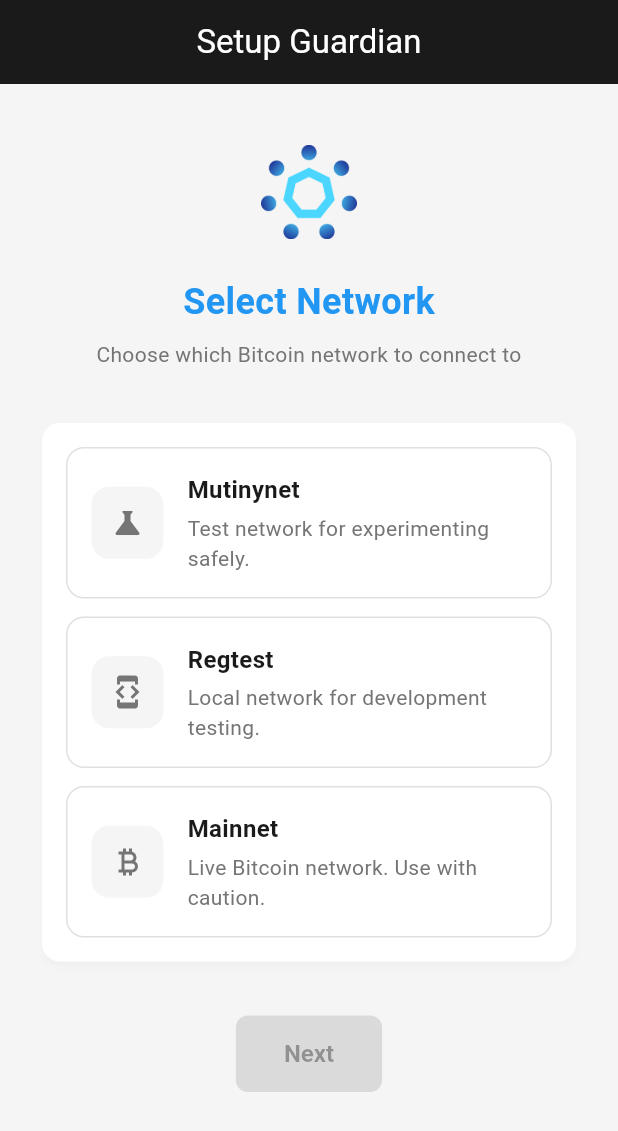
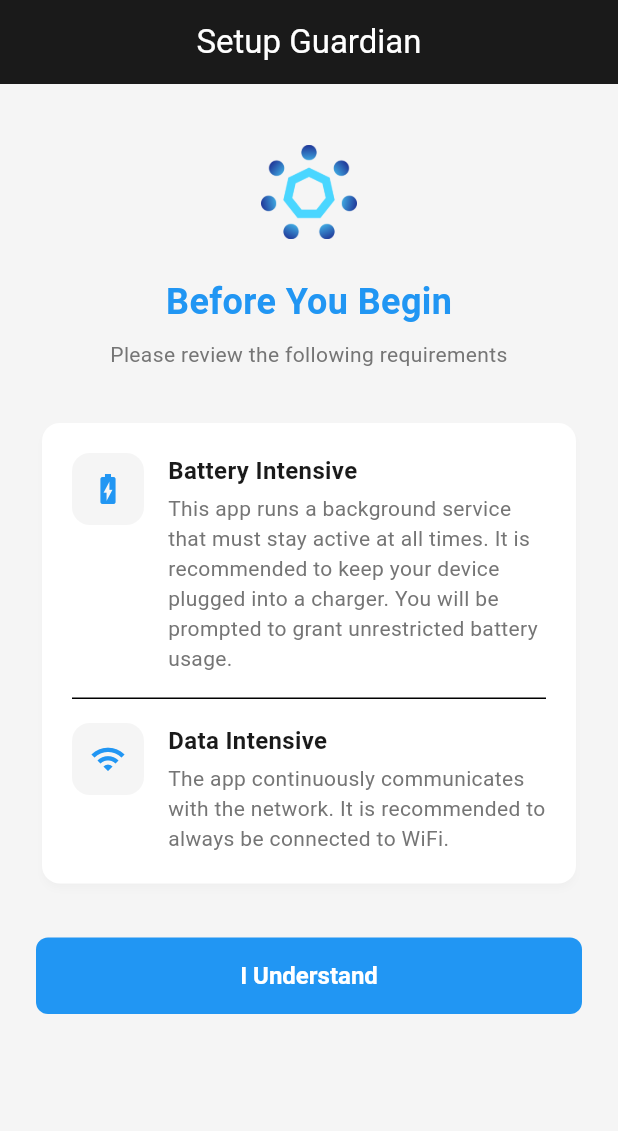
Before and after one commit to m1sterc001guy/fedimintd-mobile, a Flutter app: the screen it shows after launch, on a phone screen of 412 x 824 dp. Shown: the top 1131 px of the screen. Run offline on Flutter 3.47's test engine with Material 3 defaults, Android fonts, the phone set to English and light mode, and no system bars; our stand-ins replace permission_handler, webview_flutter; missing offline and left inert: dart:ffi, flutter_foreground_task, flutter_rust_bridge, mobile_scanner.

Commit message:
feat: add disclaimer screen

```diff
--- /dev/null
+++ b/lib/battery_disclaimer_screen.dart
@@ -0,0 +1,145 @@
+import 'package:fedimintd_mobile/main.dart';
+import 'package:fedimintd_mobile/onboarding.dart';
+import 'package:flutter/material.dart';
+import 'package:flutter_foreground_task/flutter_foreground_task.dart';
+
+/// Screen explaining battery and data requirements before the app starts.
+///
+/// Shown when the app has not yet been granted battery optimization exemption.
+/// The user must acknowledge the disclaimer and grant the exemption to proceed.
+class BatteryDisclaimerScreen extends StatelessWidget {
+  final VoidCallback onAcknowledged;
+
+  const BatteryDisclaimerScreen({super.key, required this.onAcknowledged});
+
+  Future<void> _onAcknowledge(BuildContext context) async {
+    final granted =
+        await FlutterForegroundTask.requestIgnoreBatteryOptimization();
+    if (!granted) {
+      if (!context.mounted) return;
+      ScaffoldMessenger.of(context).showSnackBar(
+        const SnackBar(
+          content: Text(
+            'Battery optimization exemption is required for this app to function properly.',
+          ),
+          behavior: SnackBarBehavior.floating,
+        ),
+      );
+      return;
+    }
+    onAcknowledged();
+  }
+
+  @override
+  Widget build(BuildContext context) {
+    return Scaffold(
+      appBar: AppBar(title: const Text('Setup Guardian')),
+      body: SafeArea(
+        child: SingleChildScrollView(
+          padding: const EdgeInsets.all(24.0),
+          child: Column(
+            children: [
+              const SizedBox(height: 16),
+              const FedimintLogo(size: 64),
+              const SizedBox(height: 24),
+              const Text(
+                'Before You Begin',
+                style: TextStyle(
+                  fontSize: 24,
+                  fontWeight: FontWeight.bold,
+                  color: AppColors.primary,
+                ),
+              ),
+              const SizedBox(height: 8),
+              const Text(
+                'Please review the following requirements',
+                style: TextStyle(fontSize: 14, color: AppColors.textSecondary),
+                textAlign: TextAlign.center,
+              ),
+              const SizedBox(height: 32),
+              Card(
+                child: Padding(
+                  padding: const EdgeInsets.all(20.0),
+                  child: Column(
+                    crossAxisAlignment: CrossAxisAlignment.start,
+                    children: [
+                      _buildRequirement(
+                        icon: Icons.battery_charging_full,
+                        title: 'Battery Intensive',
+                        description:
+                            'This app runs a background service that must stay active at all times. It is recommended to keep your device plugged into a charger. You will be prompted to grant unrestricted battery usage.',
+                      ),
+                      const SizedBox(height: 16),
+                      const Divider(height: 1),
+                      const SizedBox(height: 16),
+                      _buildRequirement(
+                        icon: Icons.wifi,
+                        title: 'Data Intensive',
+                        description:
+                            'The app continuously communicates with the network. It is recommended to always be connected to WiFi.',
+                      ),
+                    ],
+                  ),
+                ),
+              ),
+              const SizedBox(height: 32),
+              SizedBox(
+                width: double.infinity,
+                child: ElevatedButton(
+                  onPressed: () => _onAcknowledge(context),
+                  child: const Text('I Understand'),
+                ),
+              ),
+              const SizedBox(height: 24),
+            ],
+          ),
+        ),
+      ),
+    );
+  }
+
+  Widget _buildRequirement({
+    required IconData icon,
+    required String title,
+    required String description,
+  }) {
+    return Row(
+      crossAxisAlignment: CrossAxisAlignment.start,
+      children: [
+        Container(
+          width: 48,
+          height: 48,
+          decoration: BoxDecoration(
+            color: AppColors.background,
+            borderRadius: BorderRadius.circular(12),
+          ),
+          child: Icon(icon, size: 24, color: AppColors.primary),
+        ),
+        const SizedBox(width: 16),
+        Expanded(
+          child: Column(
+            crossAxisAlignment: CrossAxisAlignment.start,
+            children: [
+              Text(
+                title,
+                style: const TextStyle(
+                  fontSize: 16,
+                  fontWeight: FontWeight.w600,
+                  color: AppColors.textPrimary,
+                ),
+              ),
+              const SizedBox(height: 4),
+              Text(
+                description,
+                style: const TextStyle(
+                  fontSize: 14,
+                  color: AppColors.textSecondary,
+                ),
+              ),
+            ],
+          ),
+        ),
+      ],
+    );
+  }
+}
--- a/lib/foreground_service.dart
+++ b/lib/foreground_service.dart
@@ -101,15 +101,6 @@ Future<void> startForegroundService(BlockchainConfig config) async {
 
   AppLogger.instance.info('Starting Fedimintd Foreground Service...');
 
-  // Request battery optimization exemption if not already granted
-  final isIgnoring = await FlutterForegroundTask.isIgnoringBatteryOptimizations;
-  if (!isIgnoring) {
-    AppLogger.instance.info('Requesting battery optimization exemption...');
-    final granted =
-        await FlutterForegroundTask.requestIgnoreBatteryOptimization();
-    AppLogger.instance.info('Battery optimization exemption granted: $granted');
-  }
-
   // Save config data to foreground task storage
   await config.saveToForegroundTask(dir.path);
 
--- a/lib/startup_screen.dart
+++ b/lib/startup_screen.dart
@@ -1,9 +1,11 @@
+import 'package:fedimintd_mobile/battery_disclaimer_screen.dart';
 import 'package:fedimintd_mobile/foreground_service.dart';
 import 'package:fedimintd_mobile/main.dart';
 import 'package:fedimintd_mobile/onboarding.dart';
 import 'package:fedimintd_mobile/utils.dart';
 import 'package:fedimintd_mobile/webview_screen.dart';
 import 'package:flutter/material.dart';
+import 'package:flutter_foreground_task/flutter_foreground_task.dart';
 
 /// Startup screen that handles config loading and service initialization.
 ///
@@ -27,6 +29,26 @@ class _StartupScreenState extends State<StartupScreen> {
 
   Future<void> _initialize() async {
     try {
+      // Check battery optimization exemption first
+      final isIgnoring =
+          await FlutterForegroundTask.isIgnoringBatteryOptimizations;
+      if (!isIgnoring) {
+        if (!mounted) return;
+        Navigator.of(context).pushReplacement(
+          MaterialPageRoute(
+            builder:
+                (ctx) => BatteryDisclaimerScreen(
+                  onAcknowledged: () {
+                    Navigator.of(ctx).pushReplacement(
+                      MaterialPageRoute(builder: (_) => const StartupScreen()),
+                    );
+                  },
+                ),
+          ),
+        );
+        return;
+      }
+
       final config = await readConfigFile();
 
       if (!mounted) return;
```
